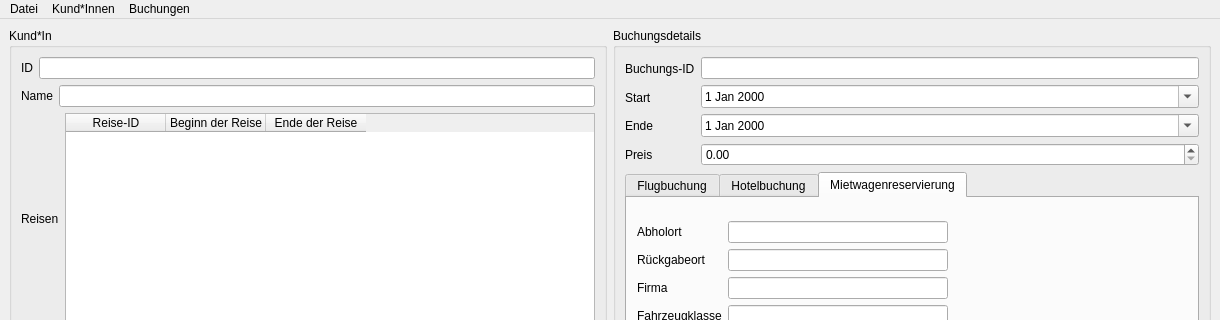
TheTobiTiger02/PG2Praktikum5, file TravelAgencyUI.ui: the form before one commit; both pictures show x 0 to 1220 and y 0 to 320 of the 1220 by 661 pixel window.
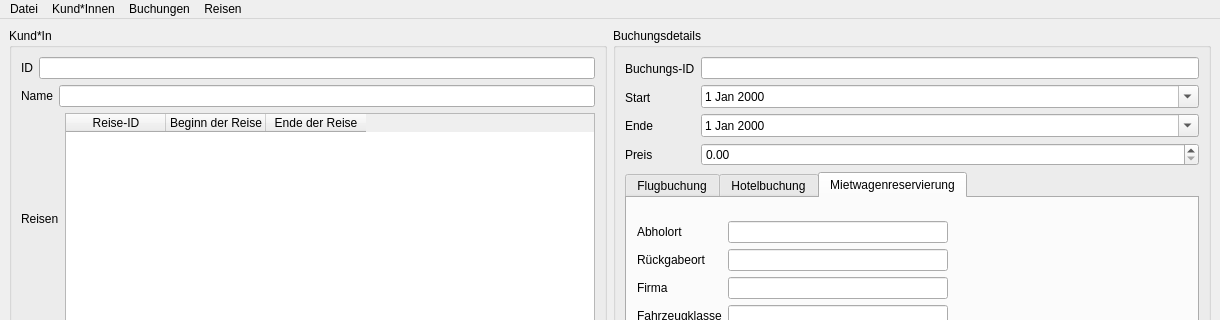
The form after the commit.

The edit to the form file:
```diff
--- a/TravelAgencyUI.ui
+++ b/TravelAgencyUI.ui
@@ -608,9 +608,16 @@
     <addaction name="actionHinzuf_gen_2"/>
     <addaction name="actionSpeichern"/>
    </widget>
+   <widget class="QMenu" name="menuReisen">
+    <property name="title">
+     <string>Reisen</string>
+    </property>
+    <addaction name="actionPruefen"/>
+   </widget>
    <addaction name="menuDatei"/>
    <addaction name="menuKund_Innen"/>
    <addaction name="menuBuchungen"/>
+   <addaction name="menuReisen"/>
   </widget>
   <action name="actionEinlesen">
    <property name="text">
```
Left out of the diff: 5 changed lines with no effect on the pictures.
